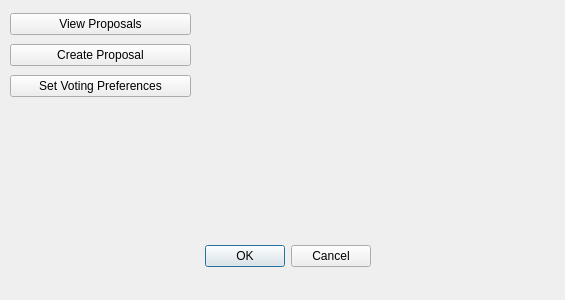
This is src/qt/forms/votingdialog.ui in davidlatapie/HyperStake as Qt 5 draws it before an edit. The edited form follows.
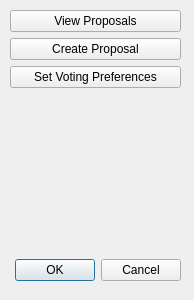
This is the edited form.

The edit to the form file:
```diff
--- a/src/qt/forms/votingdialog.ui
+++ b/src/qt/forms/votingdialog.ui
@@ -6,36 +6,20 @@
    <rect>
     <x>0</x>
     <y>0</y>
-    <width>565</width>
+    <width>194</width>
     <height>300</height>
    </rect>
   </property>
   <property name="windowTitle">
    <string>Dialog</string>
   </property>
-  <widget class="QDialogButtonBox" name="buttonBox">
-   <property name="geometry">
-    <rect>
-     <x>30</x>
-     <y>240</y>
-     <width>341</width>
-     <height>32</height>
-    </rect>
-   </property>
-   <property name="orientation">
-    <enum>Qt::Horizontal</enum>
-   </property>
-   <property name="standardButtons">
-    <set>QDialogButtonBox::Cancel|QDialogButtonBox::Ok</set>
-   </property>
-  </widget>
   <widget class="QWidget" name="verticalLayoutWidget">
    <property name="geometry">
     <rect>
      <x>10</x>
      <y>10</y>
-     <width>181</width>
-     <height>91</height>
+     <width>171</width>
+     <height>271</height>
     </rect>
    </property>
    <layout class="QVBoxLayout" name="verticalLayout">
@@ -60,6 +44,29 @@
       </property>
      </widget>
     </item>
+    <item>
+     <spacer name="verticalSpacer">
+      <property name="orientation">
+       <enum>Qt::Vertical</enum>
+      </property>
+      <property name="sizeHint" stdset="0">
+       <size>
+        <width>20</width>
+        <height>40</height>
+       </size>
+      </property>
+     </spacer>
+    </item>
+    <item>
+     <widget class="QDialogButtonBox" name="buttonBox">
+      <property name="orientation">
+       <enum>Qt::Horizontal</enum>
+      </property>
+      <property name="standardButtons">
+       <set>QDialogButtonBox::Cancel|QDialogButtonBox::Ok</set>
+      </property>
+     </widget>
+    </item>
    </layout>
   </widget>
  </widget>
```
Left out of the diff: 2 changed lines with no effect on the pictures.
